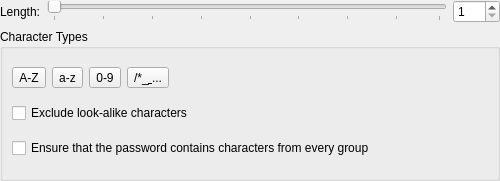
Old version of the form src/http/HttpPasswordGeneratorWidget.ui in the repository iluminat23/keepassxc-debian.
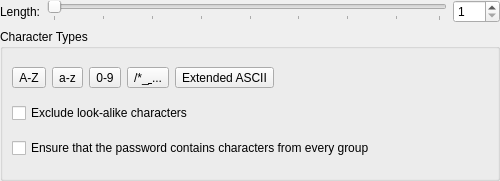
New version of the form.

Diff of the .ui file:
```diff
--- a/src/http/HttpPasswordGeneratorWidget.ui
+++ b/src/http/HttpPasswordGeneratorWidget.ui
@@ -142,6 +142,22 @@
           </attribute>
          </widget>
         </item>
+        <item>
+         <widget class="QToolButton" name="checkBoxExtASCII">
+          <property name="toolTip">
+           <string>Extended ASCII</string>
+          </property>
+          <property name="text">
+           <string>Extended ASCII</string>
+          </property>
+          <property name="checkable">
+           <bool>true</bool>
+          </property>
+          <attribute name="buttonGroup">
+           <string notr="true">optionButtons</string>
+          </attribute>
+         </widget>
+        </item>
         <item>
          <spacer name="horizontalSpacer">
           <property name="orientation">
```
